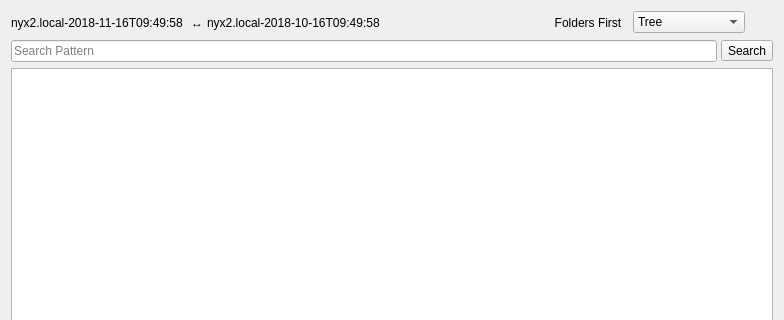
Before: the Qt Designer form src/vorta/assets/UI/diffresult.ui in borgbase/vorta, drawn with Qt 5; both pictures show x 0 to 784 and y 0 to 320 of the 784 by 565 pixel window.
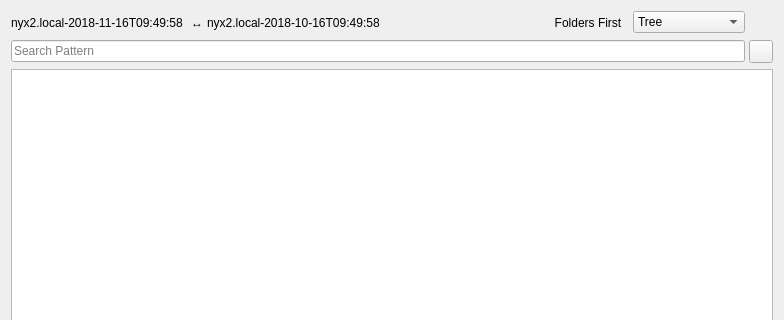
After: the same form once the commit is applied.

Commit message: Added Search Icon

```diff
--- a/src/vorta/assets/UI/diffresult.ui
+++ b/src/vorta/assets/UI/diffresult.ui
@@ -142,9 +142,6 @@
          <property name="toolTip">
             <string>Submit Search</string>
          </property>
-         <property name="text">
-        <string>Search</string>
-       </property>
         </widget>
      </item>
 
```
Left out of the diff: 4 changed lines with no effect on the pictures. The commit also changes 4 other files.
